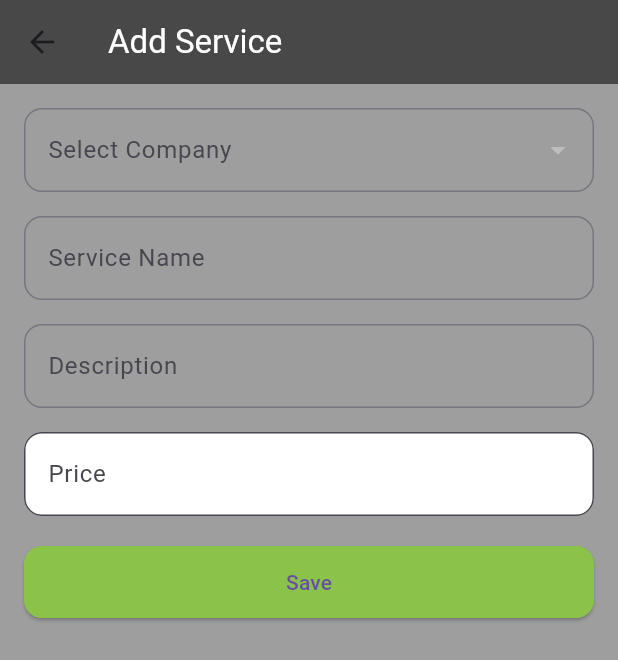
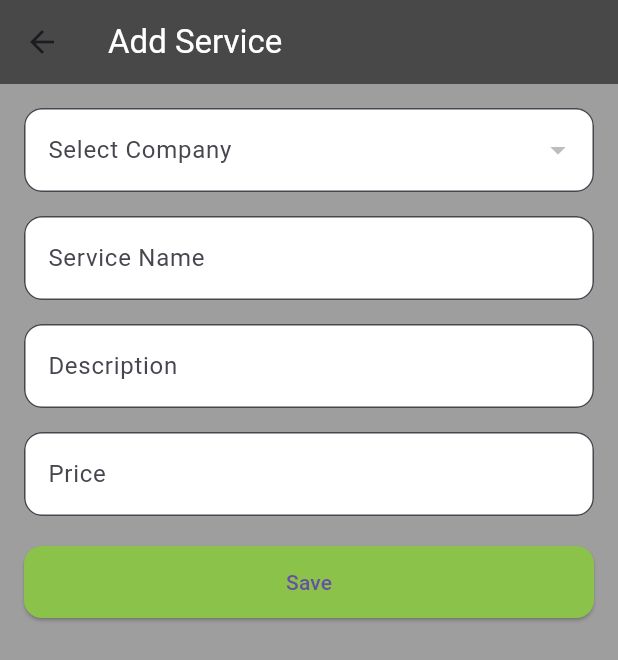
Before and after one commit to SyahmieRazi97/front-end-test-vista, a Flutter app: the CreateServiceScreen screen opened directly with empty values, on a phone screen of 412 x 824 dp. Shown: the top 660 px of the screen. Run offline on Flutter 3.47's test engine with Material 3 defaults, Android fonts, the phone set to English and light mode, and no system bars.

Commit message:
testVista

```diff
--- a/frontend_test_vista/lib/screens/create_service_screen.dart
+++ b/frontend_test_vista/lib/screens/create_service_screen.dart
@@ -39,7 +39,10 @@
               DropdownButtonFormField<Company>(
                 decoration: InputDecoration(
                   labelText: 'Select Company',
-                  border: OutlineInputBorder(borderRadius: BorderRadius.circular(12)),
+                  border: OutlineInputBorder(borderRadius: BorderRadius.circular(12)
+                  ),
+                  filled: true,
+                  fillColor: Colors.white,
                 ),
                 items: widget.companies.map((company) {
                   return DropdownMenuItem(
@@ -56,7 +59,10 @@
                 controller: _nameController,
                 decoration: InputDecoration(
                   labelText: 'Service Name',
-                  border: OutlineInputBorder(borderRadius: BorderRadius.circular(12)),
+                  border: OutlineInputBorder(borderRadius: BorderRadius.circular(12)
+                  ),
+                  filled: true,
+                  fillColor: Colors.white,
                 ),
                 validator: (value) =>
                     value!.isEmpty ? 'Please enter service name' : null,
@@ -66,7 +72,10 @@
                 controller: _descriptionController,
                 decoration: InputDecoration(
                   labelText: 'Description',
-                  border: OutlineInputBorder(borderRadius: BorderRadius.circular(12)),
+                  border: OutlineInputBorder(borderRadius: BorderRadius.circular(12)
+                  ),
+                  filled: true,
+                  fillColor: Colors.white,
                 ),
                 validator: (value) =>
                     value!.isEmpty ? 'Please enter description' : null,
```
